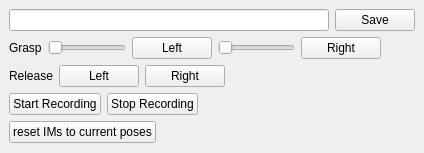
First picture: the form in interactive_viewer.ui, repository UM-ARM-Lab/mjregrasping, before the edit.
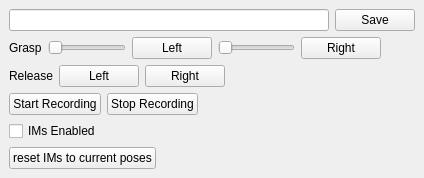
Second picture: the form after the edit.

The edit to the form file:
```diff
--- a/interactive_viewer.ui
+++ b/interactive_viewer.ui
@@ -153,6 +153,13 @@
       </item>
      </layout>
     </item>
+    <item>
+     <widget class="QCheckBox" name="ims_enabled_checkbox">
+      <property name="text">
+       <string>IMs Enabled</string>
+      </property>
+     </widget>
+    </item>
     <item>
      <layout class="QHBoxLayout" name="horizontalLayout_5">
       <item>
```
